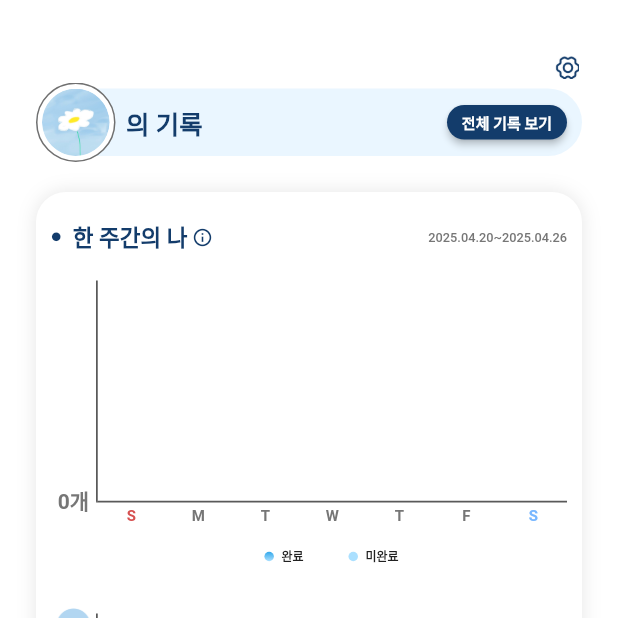
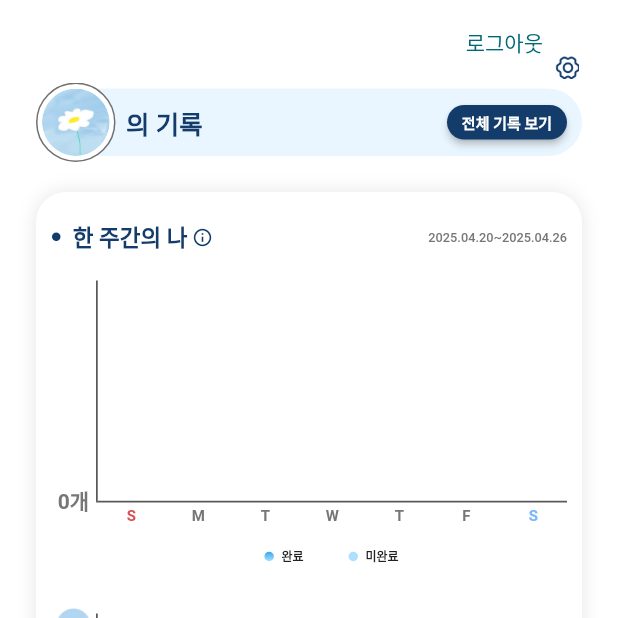
Before and after one commit to jnsGithub/Mind_Mile, a Flutter app: the TodoListMainView screen opened by its route, item 4 of the bottom bar chosen, on a phone screen of 412 x 824 dp, the top half of it. Run offline on Flutter 3.47's test engine with Material 3 defaults, Android fonts, the phone set to English and light mode, and no system bars; drawn by our look-alikes of fl_chart; our stand-ins replace chat_bubbles, cloud_firestore, dio, dotted_border, firebase_auth, firebase_core and 8 more; missing offline and left inert: aligned_tooltip, balloon_widget, cupertino_tabbar, d_chart, drag_and_drop_lists, flutter_slidable_panel and 1 more; accounts and stored records are empty; Roboto replaces fonts that are missing (Pretendard); statements that could not run were skipped.

Commit message:
잔상 없앤 버전

```diff
--- a/lib/view/survey/surveyView.dart
+++ b/lib/view/survey/surveyView.dart
@@ -32,7 +32,7 @@ class SurveyView extends GetView<SurveyController> {
                 SizedBox(height: 54,),
                 buttonComponent(size.width*0.7103, 55, '전혀 방해받지 않았다', controller.selectIndex, 0, controller.pageIndex, controller.score),
                 SizedBox(height: 34,),
-                buttonComponent(size.width*0.7103, 55, '며칠 방해받지 않았다', controller.selectIndex, 1, controller.pageIndex, controller.score),
+                buttonComponent(size.width*0.7103, 55, '며칠 동안 방해받았다', controller.selectIndex, 1, controller.pageIndex, controller.score),
                 SizedBox(height: 34,),
                 buttonComponent(size.width*0.7103, 55, '2주중 7일 이상 방해받았다', controller.selectIndex, 2, controller.pageIndex, controller.score),
                 SizedBox(height: 34,),
--- a/lib/view/todoList/todoListController.dart
+++ b/lib/view/todoList/todoListController.dart
@@ -88,6 +88,8 @@ class TodoListController extends GetxController with SingleGetTickerProviderMixi
   onInit() async {
     super.onInit();
     await init();
+    await setIsVisible(textChange: true);
+
     focusNode = FocusNode();
     focusNode.addListener(() {
       hasFocus.value = focusNode.hasFocus;
@@ -109,7 +111,6 @@ class TodoListController extends GetxController with SingleGetTickerProviderMixi
     await getTodoList();
     await getTodoListGroup();
     await getRecords();
-    await setIsVisible();
   }
 
   getRecords() async {
@@ -159,7 +160,7 @@ class TodoListController extends GetxController with SingleGetTickerProviderMixi
     await todoListInfo.updateIndexGroupInItem(newGroup, oldGroup, newTodoList, oldTodoList);
   }
 
-  setIsVisible() async {
+  setIsVisible({bool textChange = false}) async {
     SharedPreferences prefs = await SharedPreferences.getInstance();
     DateTime now = DateTime.now();
     DateTime startTime = DateTime(DateTime.now().year, DateTime.now().month, DateTime.now().day, 11, 0);
@@ -167,28 +168,29 @@ class TodoListController extends GetxController with SingleGetTickerProviderMixi
     // bool isVisible = now.isAfter(startTime) && now.isBefore(endTime);
     if(now.hour >= 19){
       print('case 1');
-      if(prefs.getInt('lastRequestDate') == int.parse(DateFormat('yyyyMMdd').format(DateTime.now()))){
+      if(prefs.getInt('lastRecordDate') == int.parse(DateFormat('yyyyMMdd').format(DateTime.now()))){
         isVisible.value = false;
       }
       else{
         isVisible.value = true;
-        dailyText.value = '오늘 하루는 어땠나요??';
+        dailyText.value = '오늘 하루는 어땠나요?';
       }
     }
-    else if(now.hour < 19 && now.hour > 14){
+    else if(now.hour < 19 && now.hour >= 14){
       print('case 2');
       isVisible.value = false;
     }
-    else if(now.hour <= 14){
+    else if(now.hour < 14){
       print('case 3');
       print(prefs.getInt('lastRecordDate'));
-      if((prefs.getInt('lastRecordDate') ?? int.parse(DateFormat('yyyyMMdd').format(DateTime.now())) - 1) <= int.parse(DateFormat('yyyyMMdd').format(DateTime.now())) - 1){
+      if((prefs.getInt('lastRecordDate') ?? await RecordsInfo().getVisibleRecords()) < int.parse(DateFormat('yyyyMMdd').format(DateTime.now())) - 1){
         print(prefs.getInt('lastRecordDate'));
         isVisible.value = true;
         if(groupValue == 1){
           dailyText.value = '어제의 하루는 어땠나요?';
         }
         else{
+          if(textChange){
             if(wellness! < 3 && wellness! > 0){
               dailyText.value = dailyWords['bad'][Random().nextInt(dailyWords['bad'].length)];
             }
@@ -199,7 +201,7 @@ class TodoListController extends GetxController with SingleGetTickerProviderMixi
               dailyText.value = dailyWords['good'][Random().nextInt(dailyWords['good'].length)];
             }
           }
-
+        }
       }
       else{
         isVisible.value = false;
@@ -435,12 +437,19 @@ class TodoListController extends GetxController with SingleGetTickerProviderMixi
                             moodSort = 1;
                           }
                           final SharedPreferences prefs = await SharedPreferences.getInstance();
-                          prefs.setInt('lastRequestDate', int.parse(DateFormat('yyyyMMdd').format(DateTime.now())));
+                          DateTime now = DateTime.now();
+                          if(now.hour < 14){
+                            prefs.setInt('lastRecordDate', int.parse(DateFormat('yyyyMMdd').format(DateTime.now().add(const Duration(days: -1)))));
+                          }
+                          else{
+                            prefs.setInt('lastRecordDate', int.parse(DateFormat('yyyyMMdd').format(DateTime.now())));
+                          }
                           RecordsInfo recordsInfo = RecordsInfo();
                           saving(context);
                           await recordsInfo.setRecords(selectIndex.value, moodSort, titleController.text, contentController.text, groupValue == 1);
                           // wellness = await PredectedWellness().requestWellness(uid!);
                           await init();
+                          setIsVisible();
                           Get.back();
                           Get.back();
                           },
--- a/lib/view/todoList/todoListGroupDetailView.dart
+++ b/lib/view/todoList/todoListGroupDetailView.dart
@@ -77,7 +77,7 @@ class TodoListGroupDetailView extends GetView<TodoListController> {
                 key: ValueKey('${controller.todoListGroupDetail.value.todoList[i].documentId} ${controller.length()[index]}'),// + ' ' + DateTime.now().millisecondsSinceEpoch.toString()), //ValueKey(i.documentId),
                   child: Slidable(
                     endActionPane: ActionPane( // 오른쪽에서 왼쪽으로 드래그 시 액션 표시
-                      extentRatio: 0.3,
+                      extentRatio: 0.4,
                       motion: const StretchMotion(),
                       children: [
                         CustomSlidableAction(
@@ -281,7 +281,7 @@ class TodoListGroupDetailView extends GetView<TodoListController> {
       ),
       body: Obx(() => DragAndDropLists(
         listDragHandle: DragHandle(child: Icon(Icons.drag_handle, size: 30, color: Color(0xffD9D9D9),)),
-            itemDragHandle: DragHandle(child: Icon(Icons.drag_handle, size: 30, color: Color(0xffD9D9D9),)),
+            itemDragHandle: DragHandle(child: Icon(Icons.drag_handle, size: 20, color: Color(0xffD9D9D9),)),
             children: contents,
             onItemReorder: _onItemReorder,
             onListReorder: _onListReorder
--- a/lib/view/todoList/todoListMainView.dart
+++ b/lib/view/todoList/todoListMainView.dart
@@ -103,24 +103,21 @@ class TodoListMainView extends GetView<TodoListController> {
                       mainAxisAlignment: MainAxisAlignment.end,
                       crossAxisAlignment: CrossAxisAlignment.end,
                       children: [
-                        // TextButton(
-                        //     onPressed: () async {
-                        //       // SharedPreferences prefs = await SharedPreferences.getInstance();
-                        //       // print(prefs.getString('wellness'));
-                        //       // print(wellness);
-                        //       await FirebaseAuth.instance.signOut();
-                        //       SharedPreferences prefs = await SharedPreferences.getInstance();
-                        //       prefs.clear();
-                        //       Get.offAllNamed('/loginView');
-                        //     }, child: Text('로그아웃')),
+                        TextButton(
+                            onPressed: () async {
+                              // SharedPreferences prefs = await SharedPreferences.getInstance();
+                              // print(prefs.getString('wellness'));
+                              // print(wellness);
+                              await FirebaseAuth.instance.signOut();
+                              SharedPreferences prefs = await SharedPreferences.getInstance();
+                              prefs.clear();
+                              Get.offAllNamed('/loginView');
+                            }, child: Text('로그아웃')),
                         // TextButton(
                         //     onPressed: () async
                         //     {
-                        //       DiaryInfo diaryInfo = DiaryInfo();
-                        //       diaryInfo.getWeeklyDate(2);
-                        //       // DateTime startOfWeek = DateTime.now().subtract(Duration(days: DateTime.now().weekday + 7));
-                        //       // DateTime endOfWeek = startOfWeek.add(Duration(days: 6));
-                        //       // print('${DateFormat.yMd('ko_KR').format(startOfWeek)} - ${DateFormat.yMd('ko_KR').format(endOfWeek)}');
+                        //       SharedPreferences prefs = await SharedPreferences.getInstance();
+                        //       prefs.clear();
                         //     },
                         //     child: Text('TestButton')
                         // ),
@@ -540,7 +537,7 @@ class TodoListMainView extends GetView<TodoListController> {
                 ) : const DiaryView(),
               ),
               bottomNavigationBar: Obx(() => bottomNavi(context, controller.selectTap, controller.pageController),),
-              floatingActionButton: Obx(() => controller.selectTap.value != 3
+              floatingActionButton: Obx(() => controller.selectTap.value != 3 && (controller.cupertinoTabBarIValue.value == 0 || controller.isDetail.value || controller.isGroupEdit.value == true)
                   ? FloatingActionButton(
                 backgroundColor: subColor,
                 onPressed: () async {
```
Also changed, not shown: lib/util/recordsInfo.dart (+14 -11 lines), lib/view/todoList/todoListDialog.dart (+16 -5 lines), lib/view/todoList/todoListGroupView.dart (+44 -16 lines), pubspec.lock, 125 other files. Lines whose indentation alone changed are shown as unchanged.
